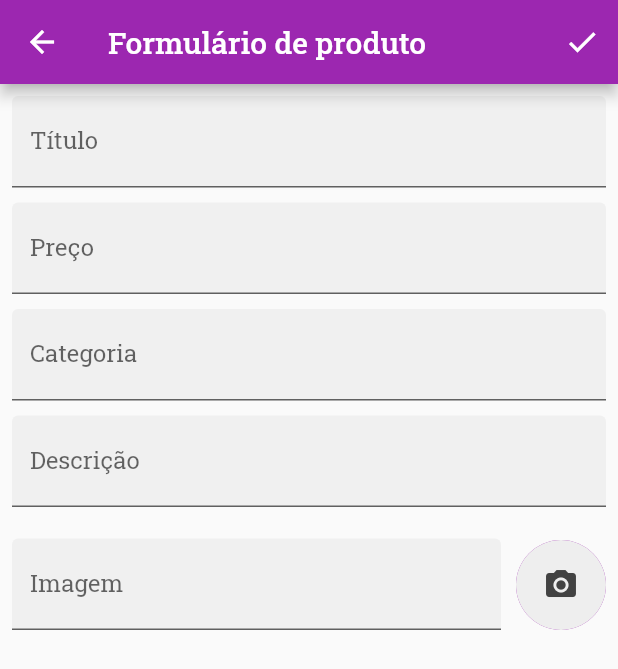
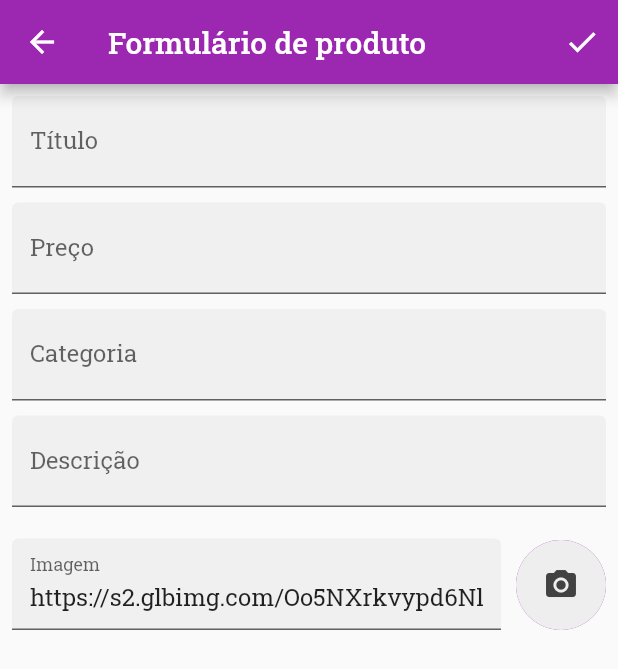
Before and after one commit to MarthinKorb/shopping_cart, a Flutter app: the ProductsScreen screen opened by its route, after a tap on the "add" icon, on a phone screen of 412 x 824 dp. Shown: the top 669 px of the screen. Run offline on Flutter 3.47's test engine with Material 2 defaults, Android fonts, the phone set to English and light mode, and no system bars; our stand-ins replace image_picker, sqflite; accounts and stored records are empty.

Commit message:
Adding default image in form; Fixing validation in products screen; Fixing validation in products_grid

```diff
--- a/lib/views/product_form_screen.dart
+++ b/lib/views/product_form_screen.dart
@@ -243,7 +243,8 @@ class _ProductFormScreenState extends State<ProductFormScreen> {
                       // onTap: () {
                       //   _showPicker(context);
                       // },
-                      initialValue: _formData['image'],
+                      initialValue: _formData['image'] ??
+                          'https://s2.glbimg.com/Oo5NXrkvypd6NlsHL1tuEfHXsms=/680x511/s.glbimg.com/po/tt/f/original/2012/07/27/meme-que-imortalizou-a-pose-do-fisico.jpg',
                       keyboardType: TextInputType.url,
                       textInputAction: TextInputAction.done,
                       focusNode: _imageUrlFocusNode,
--- a/lib/views/products_screen.dart
+++ b/lib/views/products_screen.dart
@@ -27,7 +27,7 @@ class ProductsScreen extends StatelessWidget {
       body: FutureBuilder<List<Product>>(
         future: Provider.of<ProductsProvider>(context).loadProductsFromDB(),
         builder: (context, snapshot) {
-          if (snapshot.data.isEmpty) {
+          if (!snapshot.hasData) {
             return InfoEmptyList(
               message: 'Nenhum produto cadastrado',
               iconData: Icons.wysiwyg_outlined,
```
Also changed, not shown: lib/widgets/product_grid.dart (+1 -15 lines).
